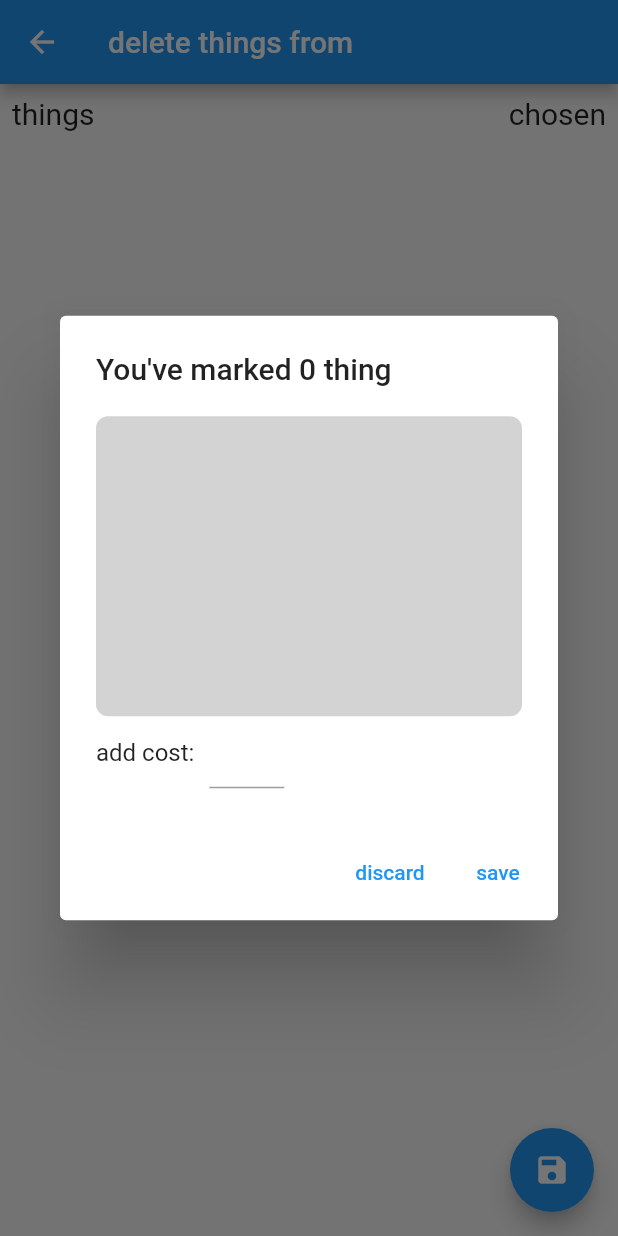
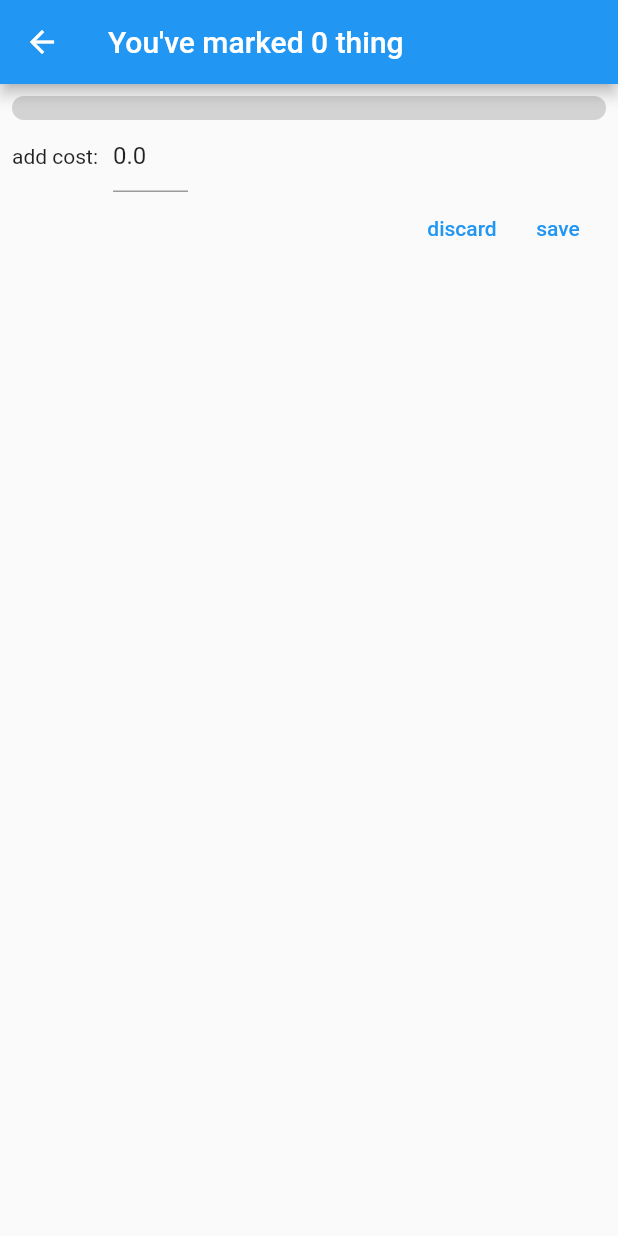
Before and after one commit to msjtw/listSplit, a Flutter app: the ShoppingView screen opened directly with empty values, after a tap on the "save" icon, on a phone screen of 412 x 824 dp. Run offline on Flutter 3.47's test engine with Material 2 defaults, Android fonts, the phone set to English and light mode, and no system bars; our stand-ins replace flutter_riverpod, objectbox; generated files the repository leaves out were written again.

```diff
--- a/lib/views/shoppingview.dart
+++ b/lib/views/shoppingview.dart
@@ -1,51 +1,36 @@
 import 'package:flutter/material.dart';
 import 'package:flutter/services.dart';
+import 'package:flutter_riverpod/flutter_riverpod.dart';
 
+import '../providers/shoppinglistprovider.dart';
 import '../services/correctcost.dart';
 import '../services/models.dart';
 
 class ShoppingView extends StatefulWidget {
+  final PastShopping pastShopping;
   final ShoppingList list;
-  final int firstThingUuid;
-
 
   const ShoppingView(
-      {required this.list, required this.firstThingUuid, super.key});
+      {required this.pastShopping, required this.list, super.key});
 
   @override
   State<ShoppingView> createState() => _ShoppingViewState();
 }
 
 class _ShoppingViewState extends State<ShoppingView> {
+  List<Thing> allThings = [];
   List<Thing> chosenThings = [];
-  TextEditingController costController = TextEditingController();
 
   @override
   void initState() {
     super.initState();
-    chosenThings = widget.list.things
-        .where((thing) => thing.uuid == widget.firstThingUuid)
-        .toList();
-  }
-
-  @override
-  void dispose() {
-    super.dispose();
-    costController.dispose();
+    chosenThings = widget.pastShopping.things;
+    allThings = widget.pastShopping.things + widget.list.things;
   }
 
   @override
   Widget build(BuildContext context) {
-    return WillPopScope(
-      onWillPop: () async {
-        Navigator.pop(
-          context,
-          PastShopping(
-              uuid: -1, things: chosenThings, listUuid: widget.list.uuid),
-        );
-        return false;
-      },
-      child: Scaffold(
+    return Scaffold(
       appBar: AppBar(
         title: Text('delete things from ${widget.list.name}'),
       ),
@@ -69,19 +54,19 @@ class _ShoppingViewState extends State<ShoppingView> {
             const SizedBox(height: 10),
             Expanded(
               child: ListView.builder(
-                  itemCount: widget.list.things.length,
+                itemCount: allThings.length,
                 itemBuilder: (BuildContext context, int index) {
                   return GestureDetector(
                     onHorizontalDragEnd: (details) {
                       setState(() {
-                          if (!chosenThings.remove(widget.list.things[index])) {
-                            chosenThings.add(widget.list.things[index]);
+                        if (!chosenThings.remove(allThings[index])) {
+                          chosenThings.add(allThings[index]);
                         }
                       });
                     },
                     child: Row(
                       children: [
-                          chosenThings.contains(widget.list.things[index])
+                        chosenThings.contains(allThings[index])
                             ? Flexible(child: Container())
                             : Container(),
                         Padding(
@@ -90,14 +75,14 @@ class _ShoppingViewState extends State<ShoppingView> {
                             padding: const EdgeInsets.all(6),
                             decoration: BoxDecoration(
                               color: (chosenThings
-                                        .contains(widget.list.things[index])
+                                      .contains(allThings[index])
                                   ? Colors.yellow
                                   : Colors.transparent),
                               borderRadius:
                                   const BorderRadius.all(Radius.circular(6)),
                             ),
                             child: Text(
-                                widget.list.things[index].name,
+                              allThings[index].name,
                               style: const TextStyle(
                                 fontSize: 15,
                               ),
@@ -115,27 +100,71 @@ class _ShoppingViewState extends State<ShoppingView> {
       ),
       floatingActionButton: FloatingActionButton(
         onPressed: () {
-            showDialog(
-              context: context,
-              builder: (_) => AlertDialog(
+          Navigator.of(context).push(
+            MaterialPageRoute(
+              builder: (context) => ShoppingCheckView(
+                  widget.pastShopping.copyWith(things: chosenThings),
+                  widget.list),
+            ),
+          );
+        },
+        child: const Icon(Icons.save),
+      ),
+    );
+  }
+}
+
+class ShoppingCheckView extends ConsumerStatefulWidget {
+  final PastShopping shopping;
+  final ShoppingList list;
+
+  const ShoppingCheckView(this.shopping, this.list, {super.key});
+
+  @override
+  ConsumerState<ConsumerStatefulWidget> createState() =>
+      _ShoppingCheckViewState();
+}
+
+class _ShoppingCheckViewState extends ConsumerState<ShoppingCheckView> {
+  TextEditingController costController = TextEditingController();
+
+  @override
+  void initState() {
+    super.initState();
+    costController.text =
+        widget.shopping.cost != -1 ? widget.shopping.cost.toString() : '';
+  }
+
+  @override
+  void dispose() {
+    super.dispose();
+    costController.dispose();
+  }
+
+  @override
+  Widget build(BuildContext context) {
+    return Scaffold(
+      appBar: AppBar(
         title: Text(
-                    'You\'ve marked ${chosenThings.length} ${chosenThings.length > 1 ? 'things' : 'thing'}'),
-                content: Column(
+            'You\'ve marked ${widget.shopping.things.length} ${widget.shopping.things.length > 1 ? 'things' : 'thing'}'),
+      ),
+      body: Padding(
+        padding: const EdgeInsets.all(8.0),
+        child: Column(
           mainAxisSize: MainAxisSize.min,
           children: [
             Container(
               decoration: const BoxDecoration(
                   color: Color.fromARGB(255, 211, 211, 211),
                   borderRadius: BorderRadius.all(Radius.circular(8))),
-                      height: 200,
               width: double.maxFinite,
               child: Padding(
                 padding: const EdgeInsets.all(8.0),
                 child: ListView.builder(
                     shrinkWrap: true,
-                            itemCount: chosenThings.length,
+                    itemCount: widget.shopping.things.length,
                     itemBuilder: (BuildContext context, int index) {
-                              return Text(chosenThings[index].name);
+                      return Text(widget.shopping.things[index].name);
                     }),
               ),
             ),
@@ -147,8 +176,8 @@ class _ShoppingViewState extends State<ShoppingView> {
                   width: 50,
                   child: TextField(
                     controller: costController,
-                            keyboardType: const TextInputType.numberWithOptions(
-                                decimal: true),
+                    keyboardType:
+                        const TextInputType.numberWithOptions(decimal: true),
                     inputFormatters: [
                       FilteringTextInputFormatter.allow(
                           RegExp('[0123456789,.]')),
@@ -157,35 +186,42 @@ class _ShoppingViewState extends State<ShoppingView> {
                 )
               ],
             ),
-                  ],
-                ),
-                actions: [
+            Row(
+              mainAxisAlignment: MainAxisAlignment.end,
+              children: [
                 TextButton(
                   onPressed: () {
-                      costController.text = "";
                     Navigator.pop(context);
                   },
                   child: const Text('discard'),
                 ),
                 TextButton(
                   onPressed: () {
-                      String? cost = correctCost(costController.text);
-                      if (cost != null) {
-                        PastShopping save = PastShopping(
-                            things: chosenThings,
-                            listUuid: widget.list.uuid,
-                            cost: cost.isNotEmpty ? double.parse(cost) : -1);
+                    double? cost = correctCost(costController.text);
+
+                    if (widget.shopping.uuid != 0) {
+                      ref.read(shoppingListsProvider.notifier).editShopping(
+                            widget.shopping.copyWith(cost: cost),
+                          );
+                    } else {
+                      ref.read(shoppingListsProvider.notifier).addShopping(
+                            widget.shopping.copyWith(cost: cost),
+                          );
+                      for (var thing in widget.shopping.things) {
+                        ref
+                            .read(shoppingListsProvider.notifier)
+                            .removeThing(widget.list, thing);
+                      }
+                    }
+
                     Navigator.pop(context);
-                        Navigator.pop(context, save);
-                      }
+                    Navigator.pop(context);
                   },
                   child: const Text('save'),
                 ),
               ],
-              ),
-            );
-          },
-          child: const Icon(Icons.save),
+            )
+          ],
         ),
       ),
     );
```
Also changed, not shown: lib/providers/shoppinglistprovider.dart (+13 -1 lines), lib/services/correctcost.dart (+5 -3 lines), lib/services/you_sure_prompt.dart (added, +32 -0 lines), lib/views/alllistview.dart (+3 -32 lines), lib/views/shoppinglistview.dart (+61 -20 lines). Lines whose indentation alone changed are shown as unchanged.
